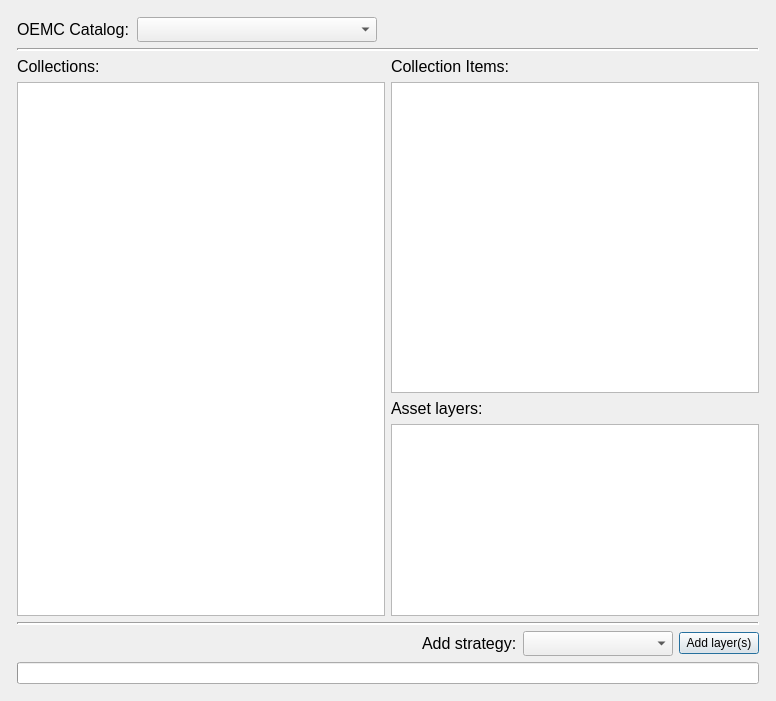
This is oemc_plugin_dialog_base.ui in Open-Earth-Monitor/oemc-qgis-plugin as Qt 5 draws it before an edit. The edited form follows.
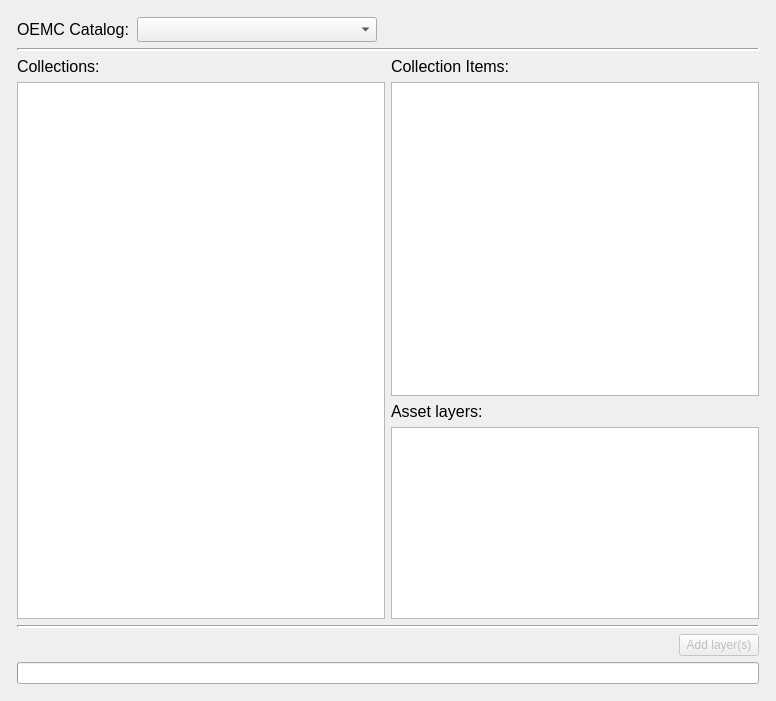
This is the edited form.

Commit message: remove add strategy

Patch:
```diff
--- a/oemc_plugin_dialog_base.ui
+++ b/oemc_plugin_dialog_base.ui
@@ -84,49 +84,11 @@
          </property>
         </spacer>
        </item>
-       <item>
-        <widget class="QLabel" name="label_4">
-         <property name="sizePolicy">
-          <sizepolicy hsizetype="Fixed" vsizetype="Fixed">
-           <horstretch>0</horstretch>
-           <verstretch>0</verstretch>
-          </sizepolicy>
-         </property>
-         <property name="font">
-          <font>
-           <family>Ubuntu</family>
-           <pointsize>12</pointsize>
-          </font>
-         </property>
-         <property name="text">
-          <string>Add strategy:</string>
-         </property>
-        </widget>
-       </item>
-       <item>
-        <widget class="QComboBox" name="addStrategy">
-         <property name="minimumSize">
-          <size>
-           <width>150</width>
-           <height>25</height>
-          </size>
-         </property>
-         <property name="currentText">
-          <string/>
-         </property>
-         <property name="currentIndex">
-          <number>-1</number>
-         </property>
-         <property name="maxVisibleItems">
-          <number>5</number>
-         </property>
-         <property name="placeholderText">
-          <string/>
-         </property>
-        </widget>
-       </item>
        <item>
         <widget class="QPushButton" name="addLayers">
+         <property name="enabled">
+          <bool>false</bool>
+         </property>
          <property name="sizePolicy">
           <sizepolicy hsizetype="Fixed" vsizetype="Fixed">
            <horstretch>0</horstretch>
```
